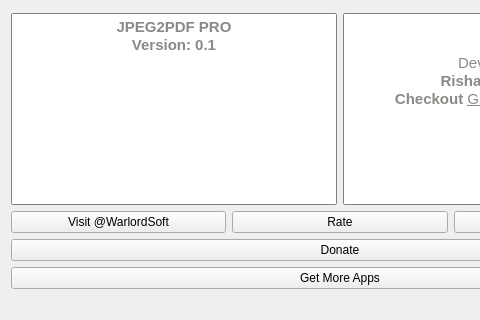
Old version of the form src/about.ui in the repository rishabh3354/JPG2PDF; both pictures show x 0 to 480 and y 86 to 406 of the 680 by 406 pixel window.
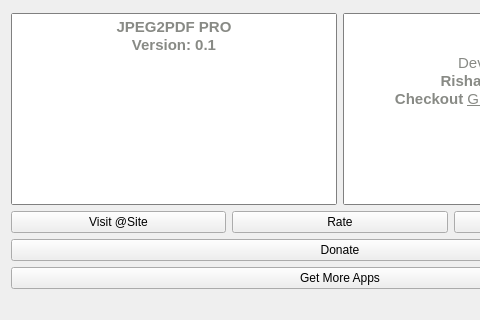
New version of the form. Icons and pictures are not drawn.

Patch:
```diff
--- a/src/about.ui
+++ b/src/about.ui
@@ -146,7 +146,7 @@
         <string notr="true"/>
        </property>
        <property name="text">
-        <string>Visit @WarlordSoft</string>
+        <string>Visit @Site</string>
        </property>
        <property name="icon">
         <iconset resource="resource.qrc">
```
